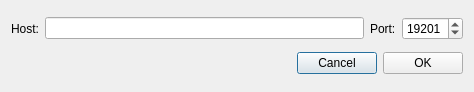
Old version of the form src/gui/ui/newnodedialog.ui in the repository pluracoin/pluracoin-gui-wallet.
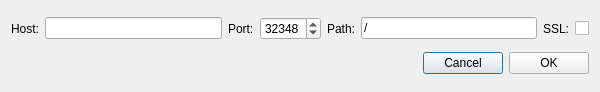
New version of the form.

```diff
--- a/src/gui/ui/newnodedialog.ui
+++ b/src/gui/ui/newnodedialog.ui
@@ -9,7 +9,7 @@
    <rect>
     <x>0</x>
     <y>0</y>
-    <width>474</width>
+    <width>600</width>
     <height>92</height>
    </rect>
   </property>
@@ -45,10 +45,41 @@
         <number>65535</number>
        </property>
        <property name="value">
-        <number>19201</number>
+        <number>32348</number>
        </property>
       </widget>
      </item>
+     <item>
+      <widget class="QLabel" name="m_path">
+       <property name="text">
+        <string>Path:</string>
+       </property>
+      </widget>
+     </item>
+     <item>
+      <widget class="QLineEdit" name="m_pathEdit">
+       <property name="text">
+        <string>/</string>
+       </property>
+      </widget>
+     </item>
+     <item>
+      <widget class="QLabel" name="label_3">
+       <property name="text">
+        <string>SSL:</string>
+       </property>
+      </widget>
+     </item>
+     <item>
+      <widget class="QCheckBox" name="m_enableSSL">
+        <property name="checked">
+          <bool>false</bool>
+        </property>
+        <property name="tristate">
+          <bool>false</bool>
+        </property>
+      </widget>
+     </item>
     </layout>
    </item>
    <item>
```
